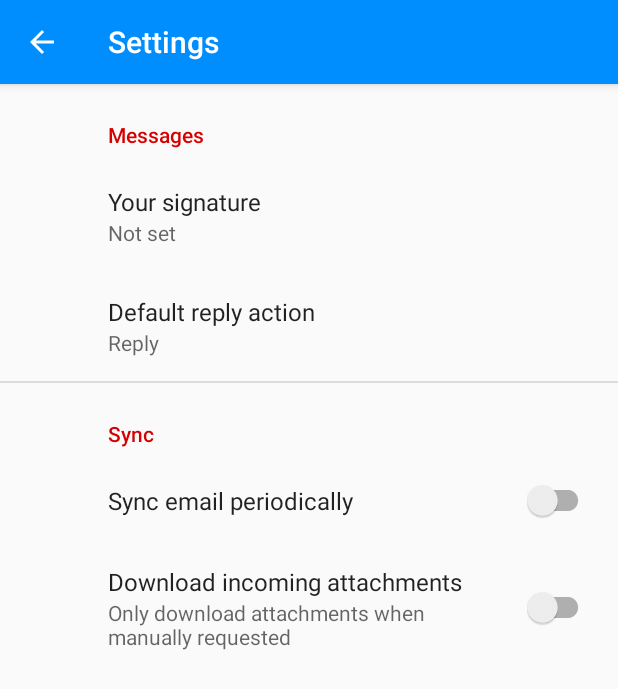
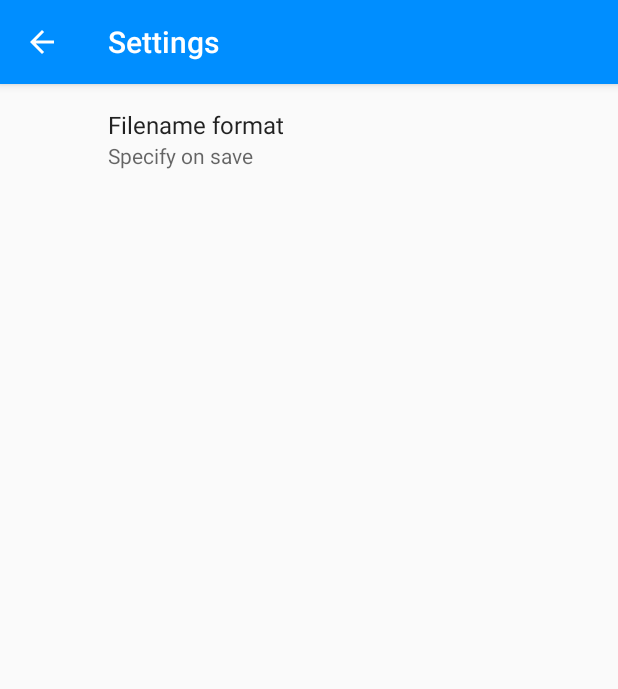
Before and after one commit to olliechick/hivo, an Android app: the SettingsActivity screen opened directly, with no data from a screen before it, on a phone screen of 412 x 824 dp. Shown: the top 689 px of the screen. Run offline under Robolectric (Android 15) with nearby library versions, the phone set to English and light mode, and no system bars; our stand-ins replace androidx.preference.

Commit message:
Replace sample settings with one setting for filename format

```diff
--- a/app/src/main/res/values/arrays.xml
+++ b/app/src/main/res/values/arrays.xml
@@ -1,12 +1,13 @@
 <resources>
-    <!-- Reply Preference -->
-    <string-array name="reply_entries">
-        <item>Reply</item>
-        <item>Reply to all</item>
+    <string-array name="filename_entries">
+        <item>2016_12_31_23_59</item>
+        <item>11:59pm 31 Dec 2016</item>
+        <item>Specify on save</item>
     </string-array>
 
-    <string-array name="reply_values">
-        <item>reply</item>
-        <item>reply_all</item>
+    <string-array name="filename_values">
+        <item>sortable</item>
+        <item>readable</item>
+        <item>specify_on_save</item>
     </string-array>
 </resources>
--- a/app/src/main/res/values/strings.xml
+++ b/app/src/main/res/values/strings.xml
@@ -7,6 +7,7 @@
     <string name="start_recording">Start recording</string>
     <string name="save">Save</string>
     <string name="title_activity_settings">Settings</string>
+    <string name="filename_format">Filename format</string>
 
     <!-- Preference Titles -->
     <string name="messages_header">Messages</string>
--- a/app/src/main/res/xml/root_preferences.xml
+++ b/app/src/main/res/xml/root_preferences.xml
@@ -14,41 +14,14 @@
   ~ limitations under the License.
   -->
 
-<androidx.preference.PreferenceScreen
-        xmlns:app="http://schemas.android.com/apk/res-auto">
+<androidx.preference.PreferenceScreen xmlns:app="http://schemas.android.com/apk/res-auto">
 
-    <PreferenceCategory
-            app:title="@string/messages_header">
-
-        <EditTextPreference
-                app:key="signature"
-                app:title="@string/signature_title"
-                app:useSimpleSummaryProvider="true"/>
-
-        <ListPreference
-                app:key="reply"
-                app:title="@string/reply_title"
-                app:entries="@array/reply_entries"
-                app:entryValues="@array/reply_values"
-                app:defaultValue="reply"
-                app:useSimpleSummaryProvider="true"/>
-
-    </PreferenceCategory>
-
-    <PreferenceCategory
-            app:title="@string/sync_header">
-
-        <SwitchPreferenceCompat
-                app:key="sync"
-                app:title="@string/sync_title"/>
-
-        <SwitchPreferenceCompat
-                app:key="attachment"
-                app:title="@string/attachment_title"
-                app:summaryOn="@string/attachment_summary_on"
-                app:summaryOff="@string/attachment_summary_off"
-                app:dependency="sync"/>
-
-    </PreferenceCategory>
+    <ListPreference
+        app:defaultValue="specify_on_save"
+        app:entries="@array/filename_entries"
+        app:entryValues="@array/filename_values"
+        app:key="filename"
+        app:title="@string/filename_format"
+        app:useSimpleSummaryProvider="true" />
 
 </androidx.preference.PreferenceScreen>
--- a/build.gradle
+++ b/build.gradle
@@ -8,7 +8,7 @@ buildscript {
         jcenter()
     }
     dependencies {
-        classpath 'com.android.tools.build:gradle:3.4.1'
+        classpath 'com.android.tools.build:gradle:3.4.2'
         classpath "org.jetbrains.kotlin:kotlin-gradle-plugin:$kotlin_version"
 
         // NOTE: Do not place your application dependencies here; they belong
```
